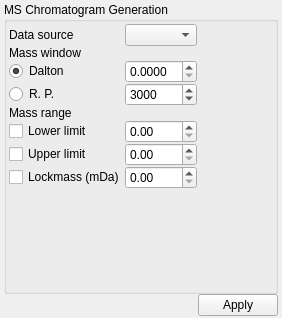
Above: src/libs/adwidgets/mschromatogramform.ui from qtplatz/qtplatz before the change. Below: the same form after it.
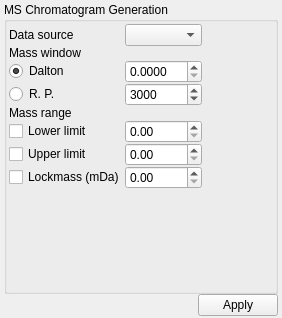
That is the form after the change.

What changed in the file:
```diff
--- a/src/libs/adwidgets/mschromatogramform.ui
+++ b/src/libs/adwidgets/mschromatogramform.ui
@@ -78,7 +78,11 @@
            </widget>
           </item>
           <item row="5" column="1">
-           <widget class="QDoubleSpinBox" name="doubleSpinBox_2"/>
+           <widget class="QDoubleSpinBox" name="doubleSpinBox_2">
+            <property name="maximum">
+             <double>99999.000000000000000</double>
+            </property>
+           </widget>
           </item>
           <item row="0" column="0">
            <widget class="QLabel" name="label">
@@ -141,7 +145,11 @@
            </spacer>
           </item>
           <item row="6" column="1">
-           <widget class="QDoubleSpinBox" name="doubleSpinBox_3"/>
+           <widget class="QDoubleSpinBox" name="doubleSpinBox_3">
+            <property name="maximum">
+             <double>99999.000000000000000</double>
+            </property>
+           </widget>
           </item>
           <item row="3" column="1">
            <widget class="QSpinBox" name="spinBox">
```
